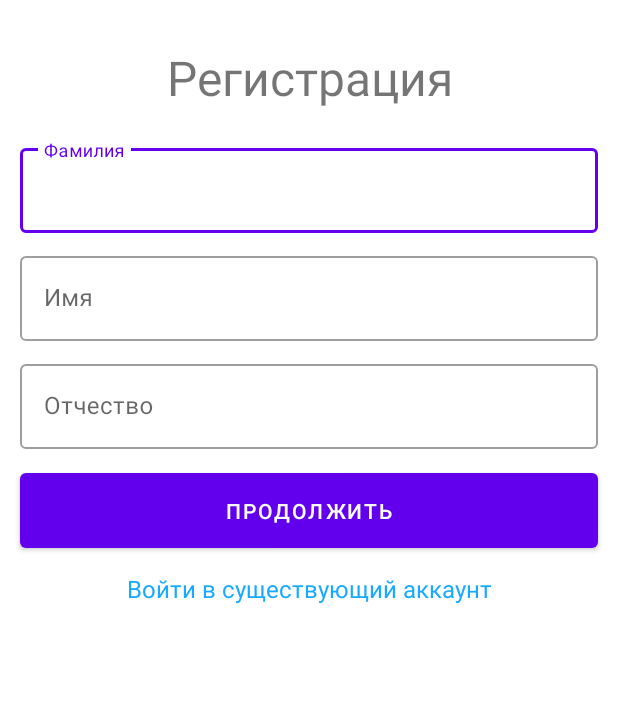
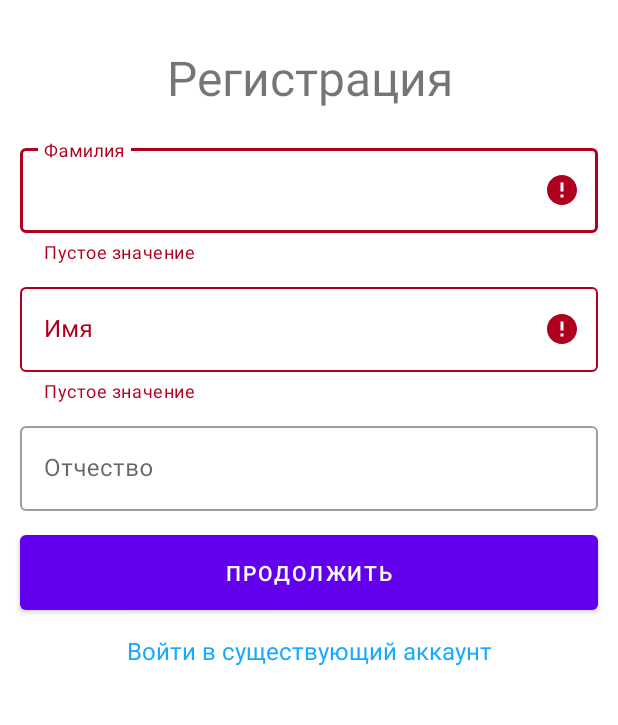
Before and after one commit to SpirinMax/vadAndroidAppClient, an Android app: the screen it shows after launch (MainActivity), after a tap on "ПРОДОЛЖИТЬ", on a phone screen of 412 x 824 dp, the part 123-848 px from its top. Run offline under Robolectric (Android 15) with nearby library versions, the phone set to English and light mode, and no system bars.

Commit message:
Добавил обработку полей при нулевых значениях

```diff
--- a/app/src/main/java/com/example/serverregister/MainActivity.java
+++ b/app/src/main/java/com/example/serverregister/MainActivity.java
@@ -1,60 +1,49 @@
 package com.example.serverregister;
-
-import androidx.appcompat.app.AppCompatActivity;
 
 import android.content.Intent;
 import android.os.Bundle;
 import android.view.View;
-import android.view.Window;
 import android.widget.Button;
 import android.widget.EditText;
-import android.widget.TextView;
-import android.widget.Toast;
+import android.widget.LinearLayout;
 
-import com.google.android.material.textfield.TextInputEditText;
+import androidx.appcompat.app.AppCompatActivity;
 
-import java.io.InputStream;
-import java.io.Serializable;
-
-import retrofit2.Call;
-import retrofit2.Callback;
-import retrofit2.Response;
+import ui.registration.UiRegistration;
 
 public class MainActivity extends AppCompatActivity {
 
     EditText userfirstname,userlastname,userpatronymic;
     Button buttonFullName;
+    LinearLayout linearLayoutEditContent;
+    User userRequest;
+    Intent intent;
     @Override
     protected void onCreate(Bundle savedInstanceState) {
         super.onCreate(savedInstanceState);
         setContentView(R.layout.activity_main);
         getSupportActionBar().hide(); //скрыть tollbar
 
+        userRequest = new User();
+        intent= new Intent(this, RegisterActivity.class);
 
         userfirstname = findViewById(R.id.userfirstname);
         userlastname = findViewById(R.id.userlastname);
         userpatronymic=findViewById(R.id.userpatronymic);
         buttonFullName = findViewById(R.id.buttonRegister);
-        User userRequest = new User();
-        Intent intent = new Intent(this, RegisterActivity.class);
+        linearLayoutEditContent= findViewById(R.id.linearLayoutEditContent);
 
-        buttonFullName.setOnClickListener(new View.OnClickListener() {
-            @Override
-            public void onClick(View v) {
-                if(userfirstname.getText().length()==0 || userlastname.getText().length()==0){
-                    Toast.makeText(MainActivity.this, "Введите фамилию и имя!",Toast.LENGTH_SHORT).show();
-                } else{
+    }
+    public void sendNameUser (View view){
+        if (UiRegistration.checkOfNull(linearLayoutEditContent,MainActivity.this)){
             userRequest.setFirstname(userfirstname.getText().toString());
             userRequest.setLastname(userlastname.getText().toString());
             userRequest.setPatronymic(userpatronymic.getText().toString());
             intent.putExtra(User.class.getSimpleName(), userRequest);
-
             startActivity(intent);
         }
+    }
 
-            }
-        });
-}
 
     public void goAuthActivity(View view){
         Intent authIntent = new Intent(this, AuthenticationActivity.class);
--- /dev/null
+++ b/app/src/main/java/ui/registration/UiRegistration.java
@@ -0,0 +1,36 @@
+package ui.registration;
+
+import android.content.Context;
+import android.widget.EditText;
+import android.widget.LinearLayout;
+
+import com.google.android.material.textfield.TextInputLayout;
+
+import org.jetbrains.annotations.NotNull;
+
+public class UiRegistration {
+    public static boolean  checkOfNull(@NotNull LinearLayout linearLayout, Context context) {
+        int count=0;
+        TextInputLayout inputLayout;
+        EditText editText;
+        for (int i = 0; i < linearLayout.getChildCount(); i++) {
+            inputLayout = (TextInputLayout) linearLayout.getChildAt(i);
+            editText = inputLayout.getEditText();
+            if (editText.getText().length() == 0) {
+                inputLayout.setError("Пустое значение");
+                count++;
+            }
+            else {
+                inputLayout.setError(null);
+                inputLayout.setErrorEnabled(false);
+            }
+
+        }
+        if (count==0){
+            return true;
+        } else {
+            return false;
+        }
+
+    }
+}
--- a/app/src/main/res/layout/activity_main.xml
+++ b/app/src/main/res/layout/activity_main.xml
@@ -24,14 +24,7 @@
         android:fillViewport="true"
         android:overScrollMode="ifContentScrolls"
         >
-        <RelativeLayout
-            android:layout_width="match_parent"
-            android:layout_height="wrap_content"
-
-            >
-
             <LinearLayout
-                android:id="@+id/linearLayout"
                 android:layout_width="match_parent"
                 android:layout_height="match_parent"
                 android:background="@color/white"
@@ -55,7 +48,12 @@
                     android:gravity="center"
                     android:text="@string/signUp"
                     android:textSize="32sp" />
-
+                <LinearLayout
+                    android:id="@+id/linearLayoutEditContent"
+                    android:layout_width="match_parent"
+                    android:layout_height="wrap_content"
+                    android:background="@color/white"
+                    android:orientation="vertical">
                 <com.google.android.material.textfield.TextInputLayout
                     style="@style/Widget.MaterialComponents.TextInputLayout.OutlinedBox"
                     android:layout_width="match_parent"
@@ -65,10 +63,12 @@
                     android:hint="@string/surname"
                     app:boxBackgroundColor="@color/white">
 
-                    <com.google.android.material.textfield.TextInputEditText
+                    <EditText
+                        android:layout_width="match_parent"
+                        android:layout_height="wrap_content"
                         android:id="@+id/userlastname"
-                        android:layout_width="match_parent"
-                        android:layout_height="wrap_content"></com.google.android.material.textfield.TextInputEditText>
+                        android:inputType="textPersonName"/>
+
                 </com.google.android.material.textfield.TextInputLayout>
 
                 <com.google.android.material.textfield.TextInputLayout
@@ -80,12 +80,14 @@
                     android:hint="@string/lastname"
                     app:boxBackgroundColor="@color/white">
 
-                    <com.google.android.material.textfield.TextInputEditText
+                    <EditText
                         android:id="@+id/userfirstname"
                         android:layout_width="match_parent"
-                        android:layout_height="wrap_content"></com.google.android.material.textfield.TextInputEditText>
+                        android:layout_height="wrap_content"
+                        android:inputType="textPersonName"/>
                 </com.google.android.material.textfield.TextInputLayout>
-
+                </LinearLayout>
+                <!--userpatronymic выведен из проверки на null-->
                 <com.google.android.material.textfield.TextInputLayout
                     style="@style/Widget.MaterialComponents.TextInputLayout.OutlinedBox"
                     android:layout_width="match_parent"
@@ -98,9 +100,9 @@
                     <com.google.android.material.textfield.TextInputEditText
                         android:id="@+id/userpatronymic"
                         android:layout_width="match_parent"
-                        android:layout_height="wrap_content"></com.google.android.material.textfield.TextInputEditText>
+                        android:layout_height="wrap_content"
+                        android:inputType="textPersonName"/>
                 </com.google.android.material.textfield.TextInputLayout>
-
                 <Button
                     android:id="@+id/buttonRegister"
                     android:layout_width="match_parent"
@@ -108,7 +110,8 @@
                     android:layout_marginHorizontal="13sp"
                     android:layout_marginBottom="10sp"
                     android:padding="15sp"
-                    android:text="@string/continueString" />
+                    android:text="@string/continueString"
+                    android:onClick="sendNameUser"/>
 
                 <TextView
                     android:layout_width="match_parent"
@@ -121,9 +124,6 @@
                     android:onClick="goAuthActivity"
                     />
             </LinearLayout>
-
-        </RelativeLayout>
-
     </ScrollView>
 
 
--- a/app/src/main/res/values/colors.xml
+++ b/app/src/main/res/values/colors.xml
@@ -9,5 +9,6 @@
     <color name="white">#FFFFFFFF</color>
     <color name="green">#008000</color>
     <color name="flamingo">#F718FF</color>
+    <color name="red">#ff0000</color>
     <color name="link">#18AAFF</color>
 </resources>
--- a/app/src/main/res/values/strings.xml
+++ b/app/src/main/res/values/strings.xml
@@ -1,5 +1,6 @@
 <resources>
     <string name="app_name">Тимур.ко</string>
+    <string name="empty">j</string>
     <string name="title_activity_register">RegisterActivity</string>
     <string name="surname">Фамилия</string>
     <string name="lastname">Имя</string>
```
Also changed, not shown: app/src/main/java/com/example/serverregister/AuthenticationActivity.java (+10 -4 lines), app/src/main/java/com/example/serverregister/RegisterActivity.java (+13 -6 lines), app/src/main/res/layout/activity_authentication.xml (+16 -4 lines), app/src/main/res/layout/activity_register.xml (+10 -2 lines). Lines whose indentation alone changed are shown as unchanged.
